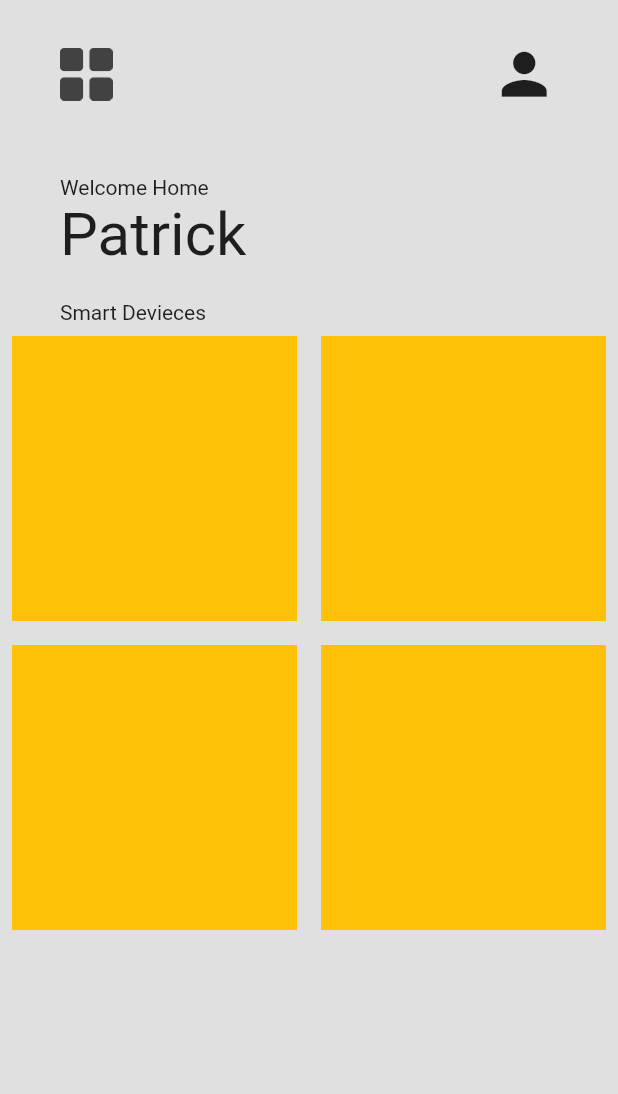
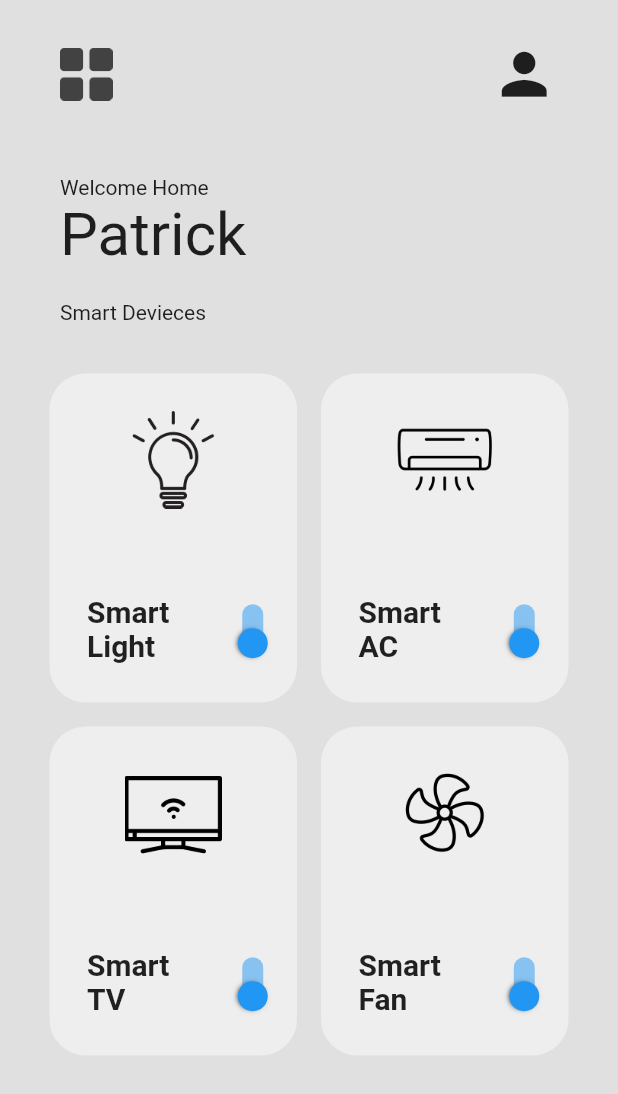
Before and after one commit to patrickkoszewski/modern_smart_home_ui, a Flutter app: the screen it shows after launch, on a phone screen of 412 x 824 dp. Shown: the top 1094 px of the screen. Run offline on Flutter 3.47's test engine with Material 2 defaults, Android fonts, the phone set to English and light mode, and no system bars.

```diff
--- a/lib/pages/home_page.dart
+++ b/lib/pages/home_page.dart
@@ -1,4 +1,5 @@
 import 'package:flutter/material.dart';
+import 'package:modern_smart_home_ui/util/smart_deviece_box.dart';
 
 class HomePage extends StatefulWidget {
   const HomePage({super.key});
@@ -19,6 +20,12 @@ class _HomePageState extends State<HomePage> {
     ['Smart TV', "lib/icons/smart-tv.png", true],
     ['Smart Fan', "lib/icons/fan.png", true],
   ];
+  //power button switched
+  void powerSwitchChanged(bool value, int index) {
+    setState(() {
+      mySmartDevieces[index][2] = value;
+    });
+  }
 
   @override
   Widget build(BuildContext context) {
@@ -79,21 +86,23 @@ class _HomePageState extends State<HomePage> {
             //Smart devices + grid
             Padding(
               padding: EdgeInsets.symmetric(horizontal: horizontalPadding),
-              child: Text('Smart Devieces'),
+              child: const Text('Smart Devieces'),
             ),
             Expanded(
               child: GridView.builder(
                 gridDelegate: const SliverGridDelegateWithFixedCrossAxisCount(
                   crossAxisCount: 2,
+                  childAspectRatio: 1 / 1.3,
                 ),
                 itemCount: mySmartDevieces
                     .length, //długość zmiennej(listy) mySmartDevieces
+                padding: const EdgeInsets.all(25),
                 itemBuilder: (BuildContext context, int index) {
-                  return Padding(
-                    padding: const EdgeInsets.all(8.0),
-                    child: Container(
-                      color: Colors.amber,
-                    ),
+                  return SmartDevieceBox(
+                    SmartDevieceName: mySmartDevieces[index][0],
+                    iconPath: mySmartDevieces[index][1],
+                    powerON: mySmartDevieces[index][2],
+                    onChanged: (value) => powerSwitchChanged(value, index),
                   );
                 },
               ),
--- a/lib/util/smart_deviece_box.dart
+++ b/lib/util/smart_deviece_box.dart
@@ -1,26 +1,64 @@
+import 'dart:math';
+
 import 'package:flutter/material.dart';
 
 class SmartDevieceBox extends StatelessWidget {
-  final String SmartDevieceNAme;
+  final String SmartDevieceName;
   final String iconPath;
-  final String powerON;
+  final bool powerON;
+  void Function(bool)? onChanged;
 
-  const SmartDevieceBox({
+  SmartDevieceBox({
     super.key,
-    required this.SmartDevieceNAme,
+    required this.SmartDevieceName,
     required this.iconPath,
     required this.powerON,
+    required this.onChanged,
   });
 
   @override
   Widget build(BuildContext context) {
-    return Container(
-      child: Column(
-        children: [
-          //icon
-
-          //smart device name + switch
-        ],
+    return Padding(
+      padding: const EdgeInsets.all(8),
+      child: Container(
+        decoration: BoxDecoration(
+          color: Colors.grey[200],
+          borderRadius: BorderRadius.circular(24),
+        ),
+        padding: const EdgeInsets.symmetric(vertical: 25),
+        child: Column(
+          mainAxisAlignment: MainAxisAlignment.spaceBetween,
+          children: [
+            //icon
+            Image.asset(
+              iconPath,
+              height: 65,
+            ),
+            //smart device name + switch
+            Row(
+              children: [
+                Expanded(
+                    child: Padding(
+                  padding: const EdgeInsets.only(left: 25.0),
+                  child: Text(
+                    SmartDevieceName,
+                    style: const TextStyle(
+                      fontWeight: FontWeight.bold,
+                      fontSize: 20,
+                    ),
+                  ),
+                )),
+                Transform.rotate(
+                  angle: pi / 2,
+                  child: Switch(
+                    value: powerON,
+                    onChanged: (value) {},
+                  ),
+                )
+              ],
+            ),
+          ],
+        ),
       ),
     );
   }
```
